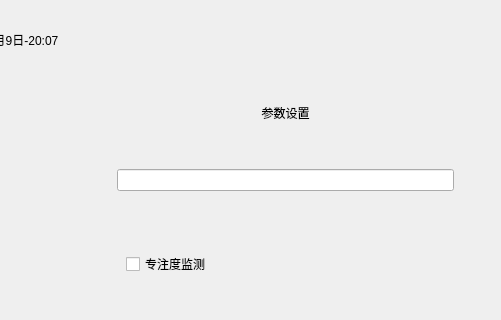
The window that Device-Side/UI/watcherpage.ui (xzwsloser/learn_friend) describes before a commit, drawn with Qt 5; both pictures show x 523 to 1024 and y 0 to 320 of the 1024 by 600 pixel window.
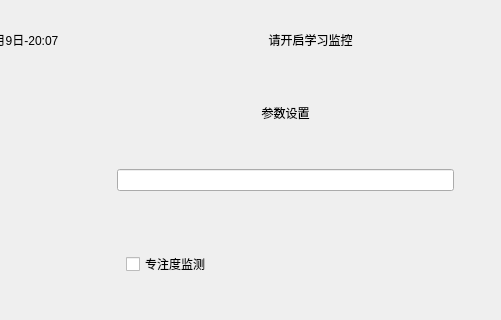
The same window after the commit. Custom widgets are drawn as their Qt base class.

Commit message: feat:学习监控模式Event

Patch:
```diff
--- a/Device-Side/UI/watcherpage.ui
+++ b/Device-Side/UI/watcherpage.ui
@@ -80,6 +80,22 @@
               <verstretch>0</verstretch>
              </sizepolicy>
             </property>
+            <layout class="QHBoxLayout" name="horizontalLayout_18">
+             <item>
+              <layout class="QHBoxLayout" name="horizontalLayout_17">
+               <item>
+                <widget class="QLabel" name="statusLabel">
+                 <property name="text">
+                  <string>请开启学习监控</string>
+                 </property>
+                 <property name="alignment">
+                  <set>Qt::AlignCenter</set>
+                 </property>
+                </widget>
+               </item>
+              </layout>
+             </item>
+            </layout>
            </widget>
           </item>
          </layout>
```
The commit also changes 4 other files.
